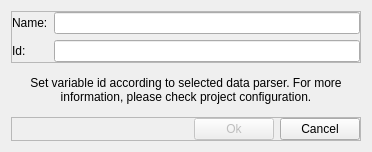
Before: the Qt Designer form src/window_variable.ui in mic90/SerialDataRecorder, drawn with Qt 5.
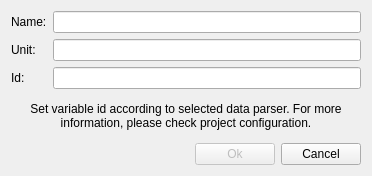
After: the same form once the commit is applied.

```diff
--- a/src/window_variable.ui
+++ b/src/window_variable.ui
@@ -7,7 +7,7 @@
     <x>0</x>
     <y>0</y>
     <width>372</width>
-    <height>135</height>
+    <height>168</height>
    </rect>
   </property>
   <property name="windowTitle">
@@ -23,7 +23,7 @@
       </sizepolicy>
      </property>
      <property name="frameShape">
-      <enum>QFrame::StyledPanel</enum>
+      <enum>QFrame::NoFrame</enum>
      </property>
      <property name="frameShadow">
       <enum>QFrame::Raised</enum>
@@ -51,16 +51,26 @@
       <item row="0" column="1">
        <widget class="QLineEdit" name="name"/>
       </item>
-      <item row="1" column="0">
+      <item row="2" column="0">
        <widget class="QLabel" name="label_2">
         <property name="text">
          <string>Id:</string>
         </property>
        </widget>
       </item>
-      <item row="1" column="1">
+      <item row="2" column="1">
        <widget class="QLineEdit" name="id"/>
       </item>
+      <item row="1" column="0">
+       <widget class="QLabel" name="label_4">
+        <property name="text">
+         <string>Unit:</string>
+        </property>
+       </widget>
+      </item>
+      <item row="1" column="1">
+       <widget class="QLineEdit" name="unit"/>
+      </item>
      </layout>
     </widget>
    </item>
@@ -95,7 +105,7 @@
       </sizepolicy>
      </property>
      <property name="frameShape">
-      <enum>QFrame::StyledPanel</enum>
+      <enum>QFrame::NoFrame</enum>
      </property>
      <property name="frameShadow">
       <enum>QFrame::Raised</enum>
```
Left out of the diff: 7 changed lines with no effect on the pictures.
